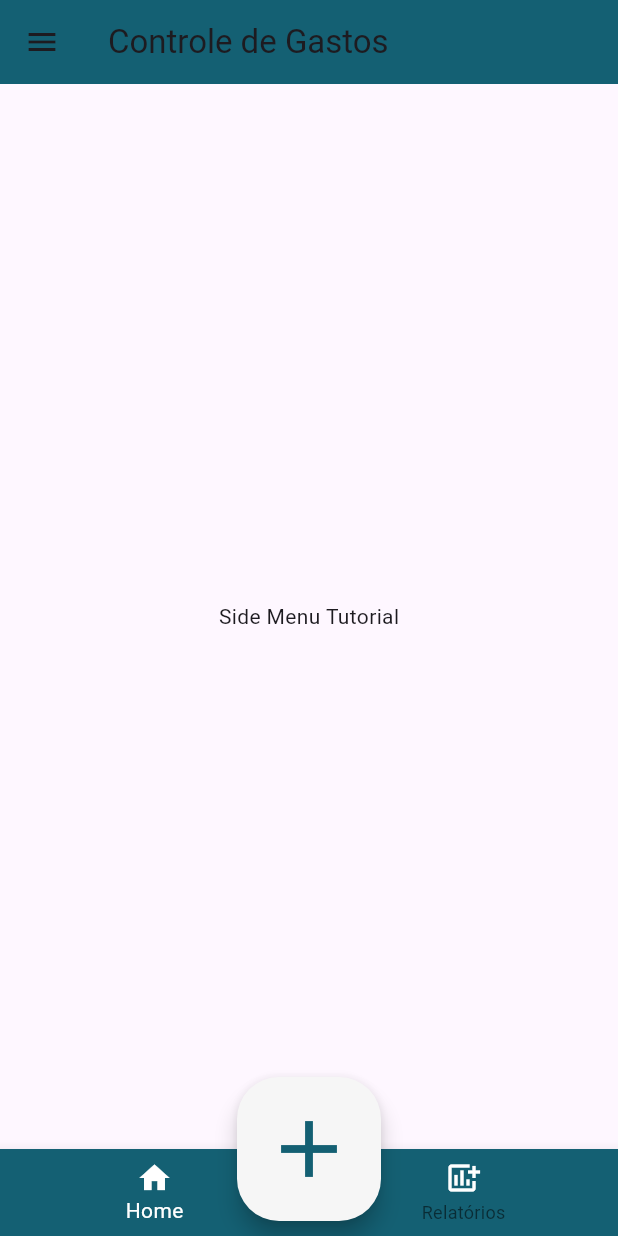
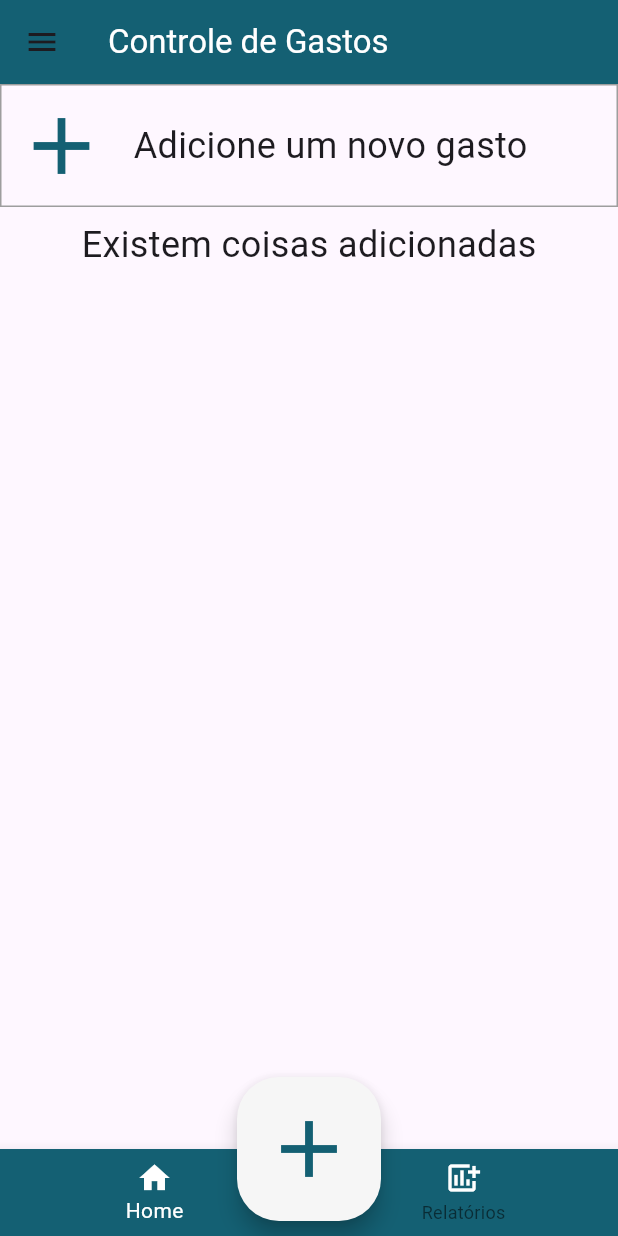
Before and after one commit to AntonyBresolin/controle_de_gastos, a Flutter app: the screen it shows after launch, after a tap on the "add" icon, on a phone screen of 412 x 824 dp. Run offline on Flutter 3.47's test engine with Material 3 defaults, Android fonts, the phone set to English and light mode, and no system bars.

Commit message:
Gasto class and Start the Method to control the History
Added a slider change handler to update the _currentSliderValue state. Also, implemented a HistoryItem widget that displays a message when the gastos list is empty.

Added Gasto class, and the tratament to control the view when not have anything itens in the history

```diff
--- a/lib/main.dart
+++ b/lib/main.dart
@@ -7,6 +7,41 @@ const List<String> list = <String>[
   'Salario',
   'Lucro',
   'Four'
+];
+
+List<Gasto> gastos = <Gasto>[
+  Gasto(
+      id: 1,
+      name: 'Despesa',
+      value: 100.0,
+      type: 'Despesa',
+      date: '01/01/2021'),
+  Gasto(
+      id: 2,
+      name: 'Salario',
+      value: 100.0,
+      type: 'Salario',
+      date: '01/01/2021'),
+  Gasto(id: 3, name: 'Lucro', value: 100.0, type: 'Lucro', date: '01/01/2021'),
+  Gasto(
+      id: 4,
+      name: 'Despesa',
+      value: 100.0,
+      type: 'Despesa',
+      date: '01/01/2021'),
+  Gasto(
+      id: 5,
+      name: 'Salario',
+      value: 100.0,
+      type: 'Salario',
+      date: '01/01/2021'),
+  Gasto(id: 6, name: 'Lucro', value: 100.0, type: 'Lucro', date: '01/01/2021'),
+  Gasto(
+      id: 7,
+      name: 'Despesa',
+      value: 100.0,
+      type: 'Despesa',
+      date: '01/01/2021'),
 ];
 
 void main() => runApp(MyApp());
@@ -30,23 +65,31 @@ class MyHomePage extends StatelessWidget {
     return Scaffold(
       drawer: CustomDrawer(),
       appBar: AppBar(
-        title: Text('Controle de Gastos'),
-        backgroundColor: Color(0xff146073),
+        title: const Text(
+          'Controle de Gastos',
+          style: TextStyle(color: Colors.white),
         ),
-      body: Center(
-        child: Text('Side Menu Tutorial'),
+        backgroundColor: const Color(0xff146073),
+      ),
+      body: const Column(
+        mainAxisAlignment: MainAxisAlignment.start,
+        children: [
+          AddNewSpentButton(),
+          HistoryItem(),
+        ],
       ),
       floatingActionButton: FloatingActionButton.large(
-        onPressed: () {},
-        child: Icon(
+          onPressed: () {
+            printarLista();
+          },
+          backgroundColor: const Color(0xfff6f6f6),
+          child: const Icon(
             Icons.add,
             size: 64,
             color: Color(0xff146073),
-        ),
-        backgroundColor: Color(0xfff6f6f6),
-      ),
+          )),
       bottomNavigationBar: BottomNavigationBar(
-        backgroundColor: Color(0xff146073),
+        backgroundColor: const Color(0xff146073),
         items: const <BottomNavigationBarItem>[
           BottomNavigationBarItem(
             icon: Icon(
@@ -89,8 +132,8 @@ class _CustomDrawerState extends State<CustomDrawer> {
       child: ListView(
         padding: EdgeInsets.zero,
         children: [
-          SafeArea(
-            child: const DrawerHeader(
+          const SafeArea(
+            child: DrawerHeader(
                 decoration: BoxDecoration(
                     color: Color(0xfff4fef8),
                     image: DecorationImage(
@@ -99,12 +142,12 @@ class _CustomDrawerState extends State<CustomDrawer> {
           ),
           ListTile(
             selected: _selectedIndex == 1,
-            tileColor: Color(0xff146073),
-            leading: Icon(
+            tileColor: const Color(0xff146073),
+            leading: const Icon(
               Icons.home,
               color: Colors.white,
             ),
-            title: Text(
+            title: const Text(
               "Home",
               style: TextStyle(
                 fontSize: 24,
@@ -119,7 +162,7 @@ class _CustomDrawerState extends State<CustomDrawer> {
           ListTile(
             selected: _selectedIndex == 2,
             tileColor: Colors.white,
-            leading: Icon(
+            leading: const Icon(
               Icons.add,
               color: Colors.black,
               size: 28,
@@ -144,7 +187,7 @@ class _CustomDrawerState extends State<CustomDrawer> {
           ),
           ListTile(
             selected: _selectedIndex == 3,
-            leading: Icon(Icons.add_chart, color: Colors.black),
+            leading: const Icon(Icons.add_chart, color: Colors.black),
             title: const Text(
               'Relatórios',
               style: TextStyle(fontSize: 20, fontWeight: FontWeight.normal),
@@ -161,18 +204,19 @@ class _CustomDrawerState extends State<CustomDrawer> {
 }
 
 class NewItemPage extends StatelessWidget {
+  const NewItemPage({super.key});
   @override
   Widget build(BuildContext context) {
     return Scaffold(
       appBar: AppBar(
-        title: Text("Adicionar novo débito"),
-        backgroundColor: Color(0xff146073),
+        title: const Text("Adicionar novo débito"),
+        backgroundColor: const Color(0xff146073),
       ),
       body: Column(
         mainAxisAlignment: MainAxisAlignment.start,
         children: [
-          Padding(
-            padding: const EdgeInsets.all(8.0),
+          const Padding(
+            padding: EdgeInsets.all(8.0),
             child: Center(
               child: Text(
                 "Adicionar\n uma nova entrada",
@@ -193,27 +237,28 @@ class NewItemPage extends StatelessWidget {
                     keyboardType: TextInputType.number,
                     decoration: InputDecoration(
                       border: OutlineInputBorder(
-                          borderRadius: BorderRadius.circular(10.0)
-                      ), labelText: 'Insira um valor', ),
+                          borderRadius: BorderRadius.circular(10.0)),
+                      labelText: 'Insira um valor',
                     ),
                   ),
                 ),
-              Padding(
-                padding: const EdgeInsets.all(8.0),
+              ),
+              const Padding(
+                padding: EdgeInsets.all(8.0),
                 child: DropdownMenuExample(),
               ),
             ],
           ),
-          SliderAmount(),
+          const SliderAmount(),
           Padding(
             padding: const EdgeInsets.only(top: 100.0),
             child: FilledButton(
-                onPressed: () { },
-                child: const Text("Adicionar"),
+              onPressed: () {},
               style: ButtonStyle(
                   backgroundColor: MaterialStateProperty.all(Colors.lightGreen),
-                  fixedSize: MaterialStateProperty.all(Size.fromWidth(250))
-                ),
+                  fixedSize:
+                      MaterialStateProperty.all(const Size.fromWidth(250))),
+              child: const Text("Adicionar"),
             ),
           )
         ],
@@ -233,7 +278,7 @@ class _SliderAmountState extends State<SliderAmount> {
   double _currentSliderValue = 0;
 
   @override
-  Widget build(BuildContext context){
+  Widget build(BuildContext context) {
     return Slider(
       value: _currentSliderValue,
       max: 1000,
@@ -247,3 +292,78 @@ class _SliderAmountState extends State<SliderAmount> {
     );
   }
 }
+
+class HistoryItem extends StatelessWidget {
+  const HistoryItem({super.key});
+
+  @override
+  Widget build(BuildContext context) {
+    return (gastos.isEmpty
+        ? const Padding(
+            padding: EdgeInsets.all(8.0),
+            child:
+                Text("Nenhum gasto adicionado", style: TextStyle(fontSize: 24)),
+          )
+        : const Padding(
+            padding: EdgeInsets.all(8.0),
+            child: Text("Existem coisas adicionadas",
+                style: TextStyle(fontSize: 24)),
+          ));
+  }
+}
+
+class AddNewSpentButton extends StatelessWidget {
+  const AddNewSpentButton({super.key});
+  @override
+  Widget build(BuildContext context) {
+    return (Container(
+      decoration: BoxDecoration(
+        border: Border.all(color: Colors.grey),
+      ),
+      child: const Row(
+        mainAxisAlignment: MainAxisAlignment.start,
+        children: [
+          Padding(
+            padding: EdgeInsets.all(8.0),
+            child: Icon(
+              Icons.add,
+              size: 64,
+              color: Color(0xff146073),
+            ),
+          ),
+          Expanded(
+            child: Padding(
+              padding: EdgeInsets.all(8.0),
+              child: Text(
+                "Adicione um novo gasto",
+                style: TextStyle(fontSize: 24),
+              ),
+            ),
+          ),
+        ],
+      ),
+    ));
+  }
+}
+
+class Gasto {
+  int id;
+  String name;
+  double value;
+  String type;
+  String date;
+
+  Gasto(
+      {this.id = 0,
+      this.name = '',
+      this.value = 0.0,
+      this.type = '',
+      this.date = ''});
+}
+
+void printarLista() {
+  print(gastos.isEmpty);
+  for (var gasto in gastos) {
+    print(gasto.name);
+  }
+}
```
Also changed, not shown: flutter_01.png (added), pubspec.lock, 1 other file. Lines whose indentation alone changed are shown as unchanged.
